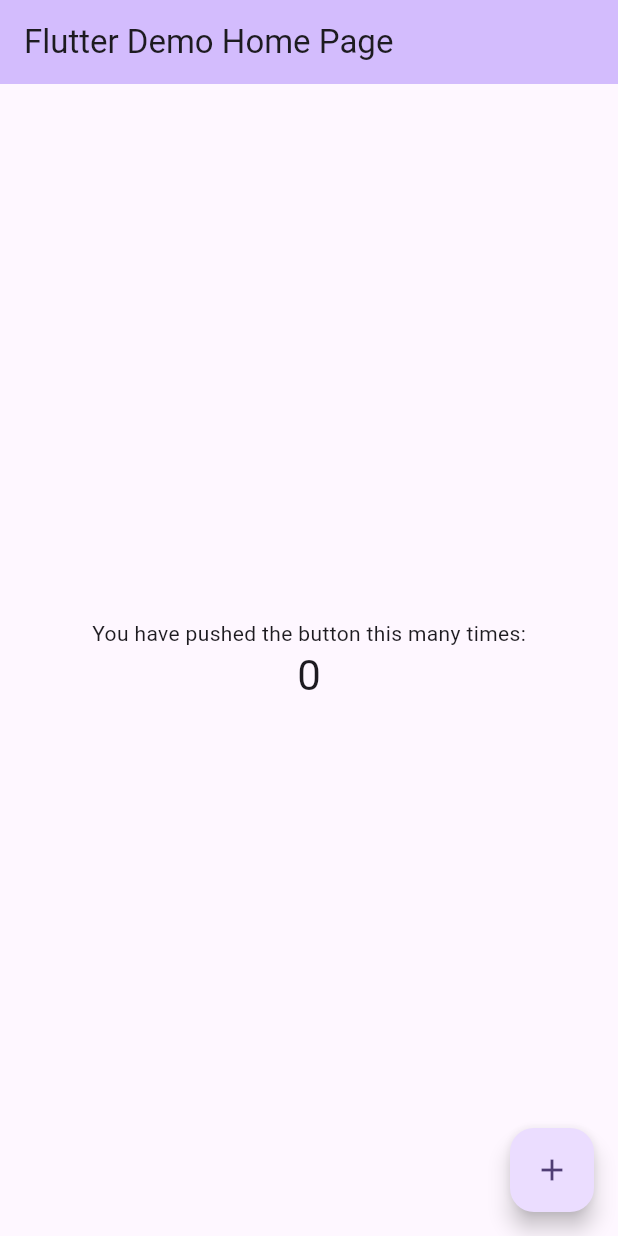
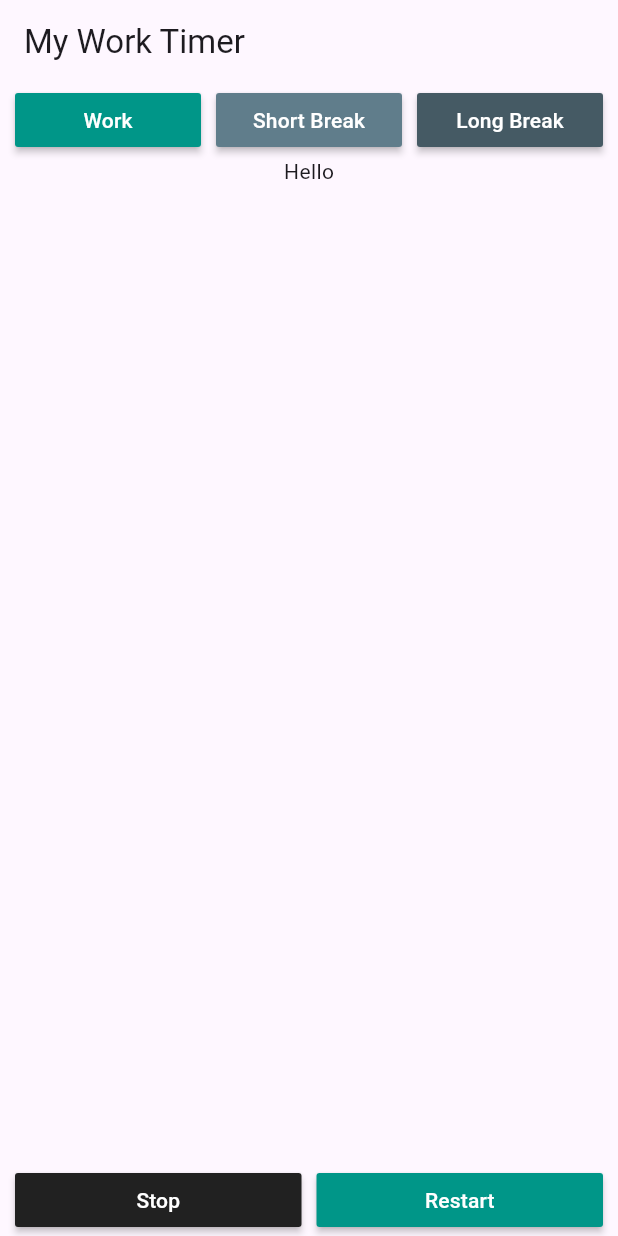
Before and after one commit to pilaabo/productivity_timer, a Flutter app: the screen it shows after launch, on a phone screen of 412 x 824 dp. Run offline on Flutter 3.47's test engine with Material 3 defaults, Android fonts, the phone set to English and light mode, and no system bars.

Commit message:
Building the timer home page layout

```diff
--- a/lib/main.dart
+++ b/lib/main.dart
@@ -1,125 +1,104 @@
 import 'package:flutter/material.dart';
+import 'package:productivity_timer/widgets.dart';
 
-void main() {
-  runApp(const MyApp());
-}
+void main() => runApp(const MyApp());
 
 class MyApp extends StatelessWidget {
   const MyApp({super.key});
 
-  // This widget is the root of your application.
   @override
   Widget build(BuildContext context) {
-    return MaterialApp(
-      title: 'Flutter Demo',
-      theme: ThemeData(
-        // This is the theme of your application.
-        //
-        // TRY THIS: Try running your application with "flutter run". You'll see
-        // the application has a purple toolbar. Then, without quitting the app,
-        // try changing the seedColor in the colorScheme below to Colors.green
-        // and then invoke "hot reload" (save your changes or press the "hot
-        // reload" button in a Flutter-supported IDE, or press "r" if you used
-        // the command line to start the app).
-        //
-        // Notice that the counter didn't reset back to zero; the application
-        // state is not lost during the reload. To reset the state, use hot
-        // restart instead.
-        //
-        // This works for code too, not just values: Most code changes can be
-        // tested with just a hot reload.
-        colorScheme: ColorScheme.fromSeed(seedColor: Colors.deepPurple),
-        useMaterial3: true,
-      ),
-      home: const MyHomePage(title: 'Flutter Demo Home Page'),
+    return const MaterialApp(
+      title: 'My Work Timer',
+      home: TimerHomePage(),
     );
   }
 }
 
-class MyHomePage extends StatefulWidget {
-  const MyHomePage({super.key, required this.title});
+class TimerHomePage extends StatelessWidget {
+  final double defaultPadding = 5.0;
 
-  // This widget is the home page of your application. It is stateful, meaning
-  // that it has a State object (defined below) that contains fields that affect
-  // how it looks.
-
-  // This class is the configuration for the state. It holds the values (in this
-  // case the title) provided by the parent (in this case the App widget) and
-  // used by the build method of the State. Fields in a Widget subclass are
-  // always marked "final".
-
-  final String title;
-
-  @override
-  State<MyHomePage> createState() => _MyHomePageState();
-}
-
-class _MyHomePageState extends State<MyHomePage> {
-  int _counter = 0;
-
-  void _incrementCounter() {
-    setState(() {
-      // This call to setState tells the Flutter framework that something has
-      // changed in this State, which causes it to rerun the build method below
-      // so that the display can reflect the updated values. If we changed
-      // _counter without calling setState(), then the build method would not be
-      // called again, and so nothing would appear to happen.
-      _counter++;
-    });
-  }
+  const TimerHomePage({super.key});
 
   @override
   Widget build(BuildContext context) {
-    // This method is rerun every time setState is called, for instance as done
-    // by the _incrementCounter method above.
-    //
-    // The Flutter framework has been optimized to make rerunning build methods
-    // fast, so that you can just rebuild anything that needs updating rather
-    // than having to individually change instances of widgets.
     return Scaffold(
       appBar: AppBar(
-        // TRY THIS: Try changing the color here to a specific color (to
-        // Colors.amber, perhaps?) and trigger a hot reload to see the AppBar
-        // change color while the other colors stay the same.
-        backgroundColor: Theme.of(context).colorScheme.inversePrimary,
-        // Here we take the value from the MyHomePage object that was created by
-        // the App.build method, and use it to set our appbar title.
-        title: Text(widget.title),
+        title: const Text('My Work Timer'),
       ),
       body: Center(
-        // Center is a layout widget. It takes a single child and positions it
-        // in the middle of the parent.
         child: Column(
-          // Column is also a layout widget. It takes a list of children and
-          // arranges them vertically. By default, it sizes itself to fit its
-          // children horizontally, and tries to be as tall as its parent.
-          //
-          // Column has various properties to control how it sizes itself and
-          // how it positions its children. Here we use mainAxisAlignment to
-          // center the children vertically; the main axis here is the vertical
-          // axis because Columns are vertical (the cross axis would be
-          // horizontal).
-          //
-          // TRY THIS: Invoke "debug painting" (choose the "Toggle Debug Paint"
-          // action in the IDE, or press "p" in the console), to see the
-          // wireframe for each widget.
-          mainAxisAlignment: MainAxisAlignment.center,
-          children: <Widget>[
-            const Text(
-              'You have pushed the button this many times:',
+          children: [
+            Row(
+              children: [
+                Padding(
+                  padding: EdgeInsets.all(defaultPadding),
+                ),
+                Expanded(
+                  child: ProductivityButton(
+                    color: const Color(0xff009688),
+                    text: "Work",
+                    onPressed: () {},
+                  ),
+                ),
+                Padding(
+                  padding: EdgeInsets.all(defaultPadding),
+                ),
+                Expanded(
+                  child: ProductivityButton(
+                    color: const Color(0xff607D8B),
+                    text: "Short Break",
+                    onPressed: () {},
+                  ),
+                ),
+                Padding(
+                  padding: EdgeInsets.all(defaultPadding),
+                ),
+                Expanded(
+                  child: ProductivityButton(
+                    color: const Color(0xff455A64),
+                    text: "Long Break",
+                    onPressed: () {},
+                  ),
+                ),
+                Padding(
+                  padding: EdgeInsets.all(defaultPadding),
+                ),
+              ],
             ),
-            Text(
-              '$_counter',
-              style: Theme.of(context).textTheme.headlineMedium,
+            const Expanded(
+              child: Text('Hello'),
+            ),
+            Row(
+              children: [
+                Padding(
+                  padding: EdgeInsets.all(defaultPadding),
+                ),
+                Expanded(
+                  child: ProductivityButton(
+                    color: const Color(0xff212121),
+                    text: "Stop",
+                    onPressed: () {},
+                  ),
+                ),
+                Padding(
+                  padding: EdgeInsets.all(defaultPadding),
+                ),
+                Expanded(
+                  child: ProductivityButton(
+                    color: const Color(0xff009688),
+                    text: "Restart",
+                    onPressed: () {},
+                  ),
+                ),
+                Padding(
+                  padding: EdgeInsets.all(defaultPadding),
+                ),
+              ],
             ),
           ],
         ),
       ),
-      floatingActionButton: FloatingActionButton(
-        onPressed: _incrementCounter,
-        tooltip: 'Increment',
-        child: const Icon(Icons.add),
-      ), // This trailing comma makes auto-formatting nicer for build methods.
     );
   }
 }
--- /dev/null
+++ b/lib/widgets.dart
@@ -0,0 +1,28 @@
+import 'package:flutter/material.dart';
+
+class ProductivityButton extends StatelessWidget {
+  final Color color;
+  final String text;
+  final double size;
+  final VoidCallback onPressed;
+
+  const ProductivityButton({super.key,
+      required this.color,
+      required this.text,
+      required this.onPressed,
+      this.size = 0,
+    });
+
+  @override
+  Widget build(BuildContext context) {
+    return MaterialButton(
+      onPressed: onPressed,
+      color: color,
+      minWidth: size,
+      child: Text(
+        text,
+        style: const TextStyle(color: Colors.white),
+      ),
+    );
+  }
+}
```
